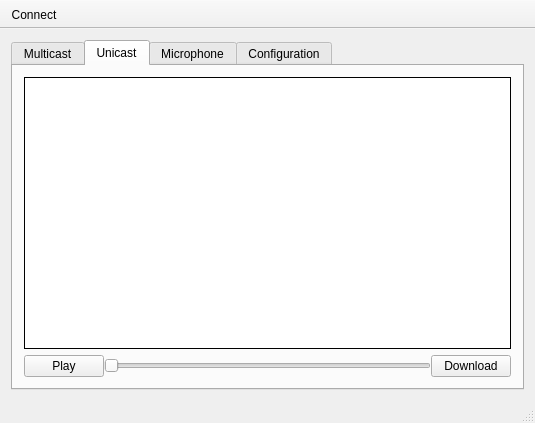
Old version of the form Source/GUI/CommAudio/mainwindow.ui in the repository CaKlassen/CommAudio.
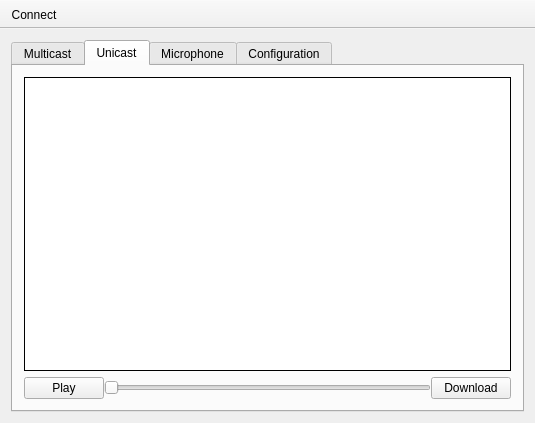
New version of the form. The open tabs and pages were chosen to show the change.

```diff
--- a/Source/GUI/CommAudio/mainwindow.ui
+++ b/Source/GUI/CommAudio/mainwindow.ui
@@ -452,7 +452,14 @@
    </attribute>
    <addaction name="actionConnectDisconnect"/>
   </widget>
-  <widget class="QStatusBar" name="statusBar"/>
+  <widget class="QStatusBar" name="statusBar">
+   <property name="sizePolicy">
+    <sizepolicy hsizetype="Preferred" vsizetype="Ignored">
+     <horstretch>0</horstretch>
+     <verstretch>0</verstretch>
+    </sizepolicy>
+   </property>
+  </widget>
   <action name="actionConnectDisconnect">
    <property name="text">
     <string>Connect</string>
```
Left out of the diff: 2 changed lines with no effect on the pictures.
